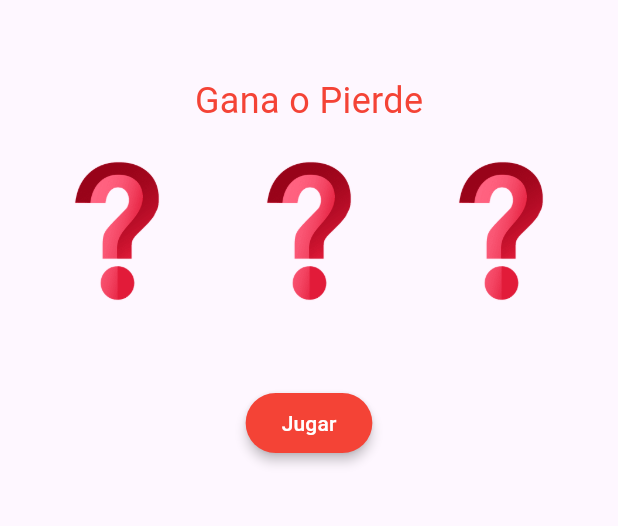
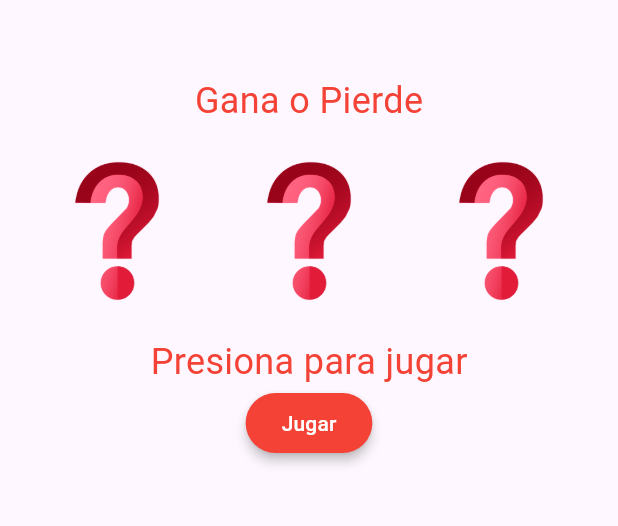
Before and after one commit to cmsrwood/learning_flutter, a Flutter app: the screen it shows after launch, on a phone screen of 412 x 824 dp, the part 84-610 px from its top. Run offline on Flutter 3.47's test engine with Material 3 defaults, Android fonts, the light colour scheme and no system bars.

Commit message:
cambio de nombre mensaje inicial

```diff
--- a/app_juego/lib/main.dart
+++ b/app_juego/lib/main.dart
@@ -30,7 +30,7 @@ class _CasinoPageState extends State<CasinoPage> {
   String ruta1 = 'assets/images/interrogacion.jpg';
   String ruta2 = 'assets/images/interrogacion.jpg';
   String ruta3 = 'assets/images/interrogacion.jpg';
-  String mensaje = '';
+  String mensaje = 'Presiona para jugar';
   bool spinning = false;
 
   void jugar() {
@@ -53,12 +53,11 @@ class _CasinoPageState extends State<CasinoPage> {
         if (spins == 10) {
           timer.cancel();
           spinning = false;
-        }
-
-        if (ruta1 == ruta2 && ruta2 == ruta3) {
-          mensaje = 'Ganaste! Felicidades';
-        } else {
-          mensaje = 'Perdiste, vuelve a intentarlo';
+          if (ruta1 == ruta2 && ruta2 == ruta3) {
+            mensaje = 'Ganaste! Felicidades';
+          } else {
+            mensaje = 'Perdiste, vuelve a intentarlo';
+          }
         }
       });
     });
```
